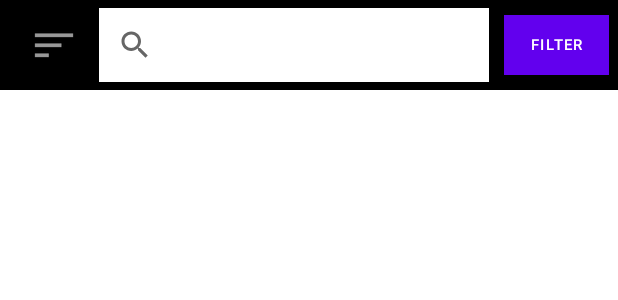
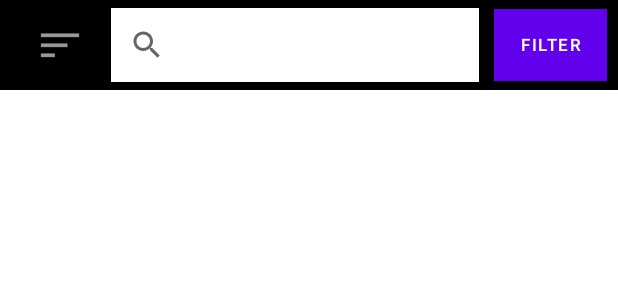
Before and after one commit to Angela-Reis/DAM_20946_23033, an Android app: the layout main_activity_header_fragment_layout.xml on its own in the app's theme, with its tools: preview values and no code run, on a phone screen of 412 x 824 dp. Shown: the top 300 px of the screen. Run offline under Robolectric (Android 15) with nearby library versions, the phone set to English and light mode, and no system bars.

Commit message:
Third main header prototype. Addition of navigation view after changing main layout to 'DrawerLayout'. Secondary header first prototype (not yet functional).

```diff
--- a/ProjetoDAM/app/src/main/java/pt/ipt/dam2022/projetodam/ui/fragments/HeaderFragment.kt
+++ b/ProjetoDAM/app/src/main/java/pt/ipt/dam2022/projetodam/ui/fragments/MainActivityHeaderFragment.kt
@@ -12,7 +12,7 @@ import pt.ipt.dam2022.projetodam.R
 
 private const val SEARCH_GENERIC_TEXT_PT = "Pesquisar"
 
-class HeaderFragment : Fragment(){
+class MainActivityHeaderFragment : Fragment(){
 
     private var searchGenericText: String? = null
 
@@ -28,7 +28,7 @@ class HeaderFragment : Fragment(){
         container: ViewGroup?,
         savedInstanceState: Bundle?
     ): View? {
-        var view:View = inflater.inflate(R.layout.header_fragment_layout, container, false)
+        var view:View = inflater.inflate(R.layout.main_activity_header_fragment_layout, container, false)
 
         var toolBar:androidx.appcompat.widget.Toolbar = view.findViewById(R.id.toolBar)
         // CREATE LISTENER HERE
--- a/ProjetoDAM/app/src/main/res/layout/header_fragment_layout.xml
+++ b/ProjetoDAM/app/src/main/res/layout/main_activity_header_fragment_layout.xml
@@ -1,10 +1,9 @@
 <?xml version="1.0" encoding="utf-8"?>
-<RelativeLayout xmlns:android="http://schemas.android.com/apk/res/android"
-    xmlns:tools="http://schemas.android.com/tools"
+<RelativeLayout
+    xmlns:android="http://schemas.android.com/apk/res/android"
     android:layout_width="match_parent"
     android:layout_height="60dp"
-    android:visibility="visible"
-    tools:context=".ui.activity.MainActivity">
+    android:visibility="visible">
 
     <androidx.appcompat.widget.Toolbar
         android:id="@+id/toolBar"
@@ -15,26 +14,27 @@
 
         <ImageButton
             android:id="@+id/btnMenu"
-            android:layout_width="40dp"
-            android:layout_height="40dp"
+            android:layout_width="48dp"
+            android:layout_height="48dp"
             android:layout_marginEnd="10dp"
-            android:src="@android:drawable/ic_menu_sort_by_size"
-            android:background="@color/black"/>
+            android:background="@color/black"
+            android:contentDescription="@string/app_name"
+            android:src="@android:drawable/ic_menu_sort_by_size" />
 
         <SearchView
             android:id="@+id/search_bar"
-            android:layout_width="260dp"
+            android:layout_width="245dp"
             android:layout_height="match_parent"
             android:layout_marginEnd="10dp"
             android:background="@color/white"/>
 
         <Button
             android:id="@+id/btnFilter"
-            android:layout_width="70dp"
-            android:layout_height="40dp"
+            android:layout_width="75dp"
+            android:layout_height="48dp"
             android:background="@color/black"
-            android:textSize="10dp"
-            android:text="@string/filter"/>
+            android:text="@string/filter"
+            android:textSize="11sp" />
 
     </androidx.appcompat.widget.Toolbar>
 
--- a/ProjetoDAM/app/src/main/res/values/strings.xml
+++ b/ProjetoDAM/app/src/main/res/values/strings.xml
@@ -2,4 +2,10 @@
     <string name="app_name">ProjetoDAM</string>
     <string name="menu">Menu</string>
     <string name="filter">Filter</string>
+    <!-- TODO: Remove or change this placeholder text -->
+    <string name="hello_blank_fragment">Hello blank fragment</string>
+    <string name="testlist">testlist</string>
+    <string name="testlist2">testlist2</string>
+    <string name="testlist3">testlist3</string>
+    <string name="sobre_nos">Sobre Nós</string>
 </resources>
--- a/ProjetoDAM/app/src/main/res/values/themes.xml
+++ b/ProjetoDAM/app/src/main/res/values/themes.xml
@@ -10,7 +10,7 @@
         <item name="colorSecondaryVariant">@color/teal_700</item>
         <item name="colorOnSecondary">@color/black</item>
         <!-- Status bar color. -->
-        <item name="android:statusBarColor">?attr/colorPrimaryVariant</item>
+        <item name="android:statusBarColor">@color/black</item>
         <!-- Customize your theme here. -->
     </style>
 </resources>
```
Also changed, not shown: ProjetoDAM/app/src/main/java/pt/ipt/dam2022/projetodam/ui/activity/AboutUsActivity.kt (added, +27 -0 lines), ProjetoDAM/app/src/main/java/pt/ipt/dam2022/projetodam/ui/activity/MainActivity.kt (+29 -9 lines), ProjetoDAM/app/src/main/java/pt/ipt/dam2022/projetodam/ui/fragments/SecundaryHeaderFragment.kt (added, +44 -0 lines), ProjetoDAM/app/src/main/res/layout/about_us_activity_layout.xml (added, +18 -0 lines), ProjetoDAM/app/src/main/res/layout/activity_main.xml (+20 -3 lines), ProjetoDAM/app/src/main/res/layout/secundary_header_fragment_layout.xml (added, +36 -0 lines).
